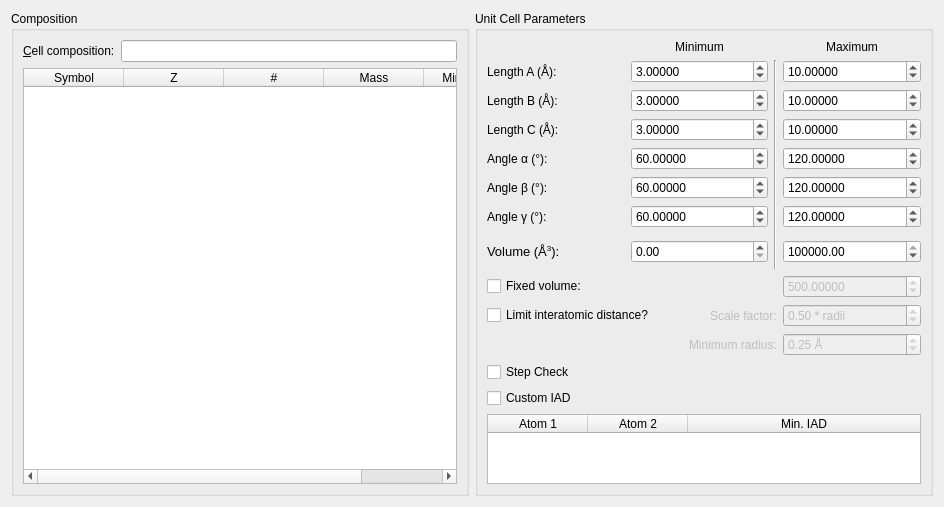
Qt form src/xtalopt/ui/tab_init.ui (zfalls/XtalOpt) before a commit.
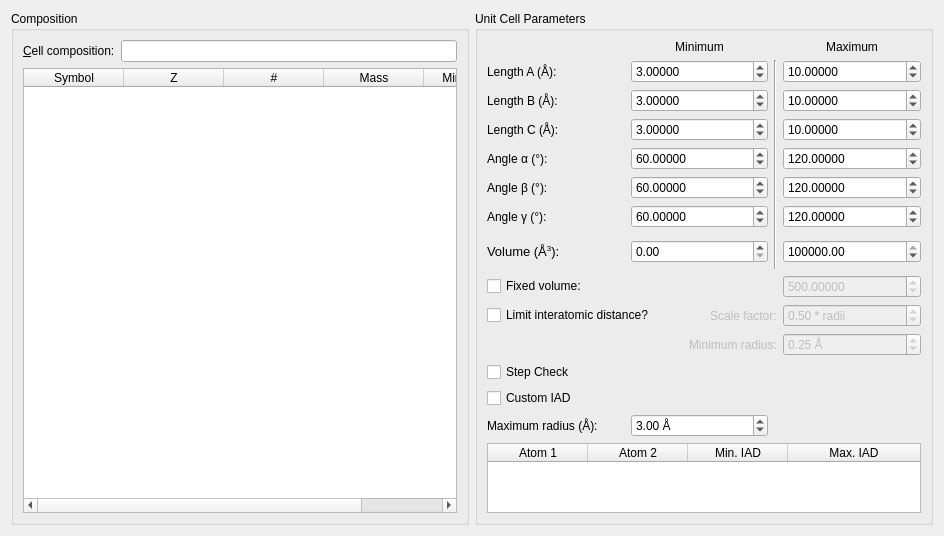
The same form after that commit.

Patch:
```diff
--- a/src/xtalopt/ui/tab_init.ui
+++ b/src/xtalopt/ui/tab_init.ui
@@ -606,7 +606,39 @@
         </property>
        </widget>
       </item>
-      <item row="16" column="0" colspan="4">
+      <item row="16" column="0" colspan="1">
+       <widget class="QLabel" name="label_69">
+        <property name="enabled">
+         <bool>true</bool>
+        </property>
+        <property name="text">
+         <string>Maximum radius (Å):</string>
+        </property>
+        <property name="buddy">
+         <cstring>spin_maxRadius</cstring>
+        </property>
+       </widget>
+      </item>
+      <item row="16" column="1">
+       <widget class="QDoubleSpinBox" name="spin_maxRadius">
+        <property name="enabled">
+         <bool>true</bool>
+        </property>
+        <property name="suffix">
+         <string> Å</string>
+        </property>
+        <property name="decimals">
+         <number>2</number>
+        </property>
+        <property name="singleStep">
+         <double>0.050000000000000</double>
+        </property>
+        <property name="value">
+         <double>3.0000000000000</double>
+        </property>
+       </widget>
+      </item>
+      <item row="17" column="0" colspan="4">
        <widget class="QTableWidget" name="table_IAD">
         <property name="sortingEnabled">
          <bool>true</bool>
@@ -635,6 +667,11 @@
           <string>Min. IAD</string>
          </property>
         </column>
+        <column>
+         <property name="text">
+          <string>Max. IAD</string>
+         </property>
+        </column>
        </widget>
       </item>
      </layout>
```
